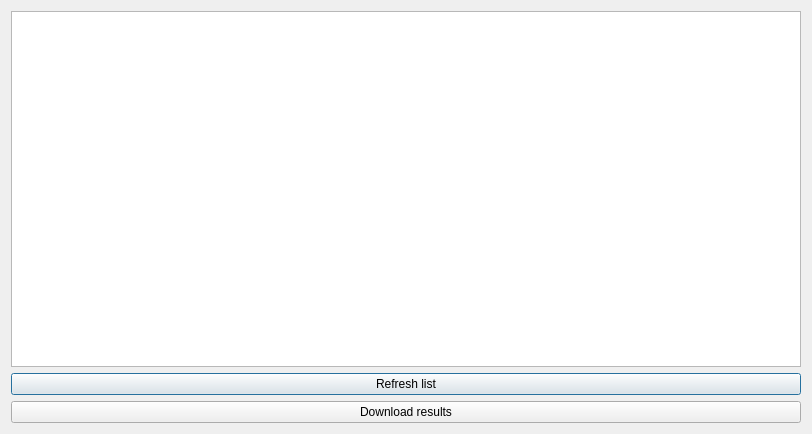
First picture: the form in LDMP/gui/DlgJobs.ui, repository ConservationInternational/trends.earth, before the edit.
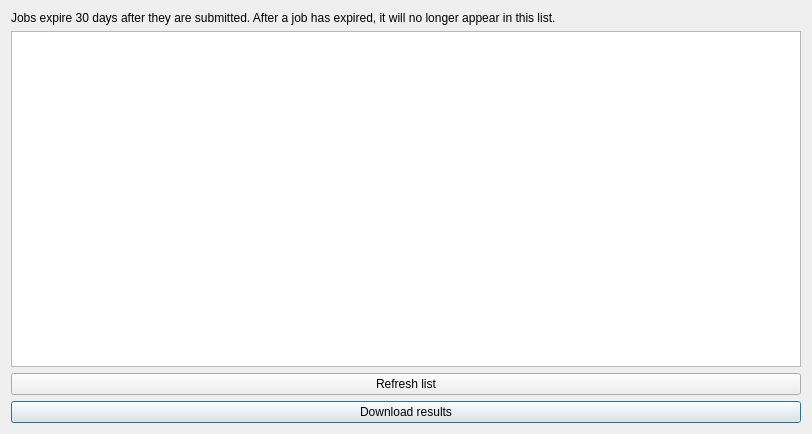
Second picture: the form after the edit.

Commit message: Filter jobs list to show only last 30 days.

```diff
--- a/LDMP/gui/DlgJobs.ui
+++ b/LDMP/gui/DlgJobs.ui
@@ -26,7 +26,7 @@
    <string>Download results from Earth Engine</string>
   </property>
   <layout class="QGridLayout" name="gridLayout">
-   <item row="0" column="0">
+   <item row="1" column="0">
     <widget class="QTableView" name="jobs_view">
      <property name="selectionBehavior">
       <enum>QAbstractItemView::SelectItems</enum>
@@ -51,20 +51,30 @@
      </attribute>
     </widget>
    </item>
-   <item row="1" column="0">
-    <widget class="QPushButton" name="refresh">
-     <property name="text">
-      <string>Refresh list</string>
-     </property>
-    </widget>
-   </item>
-   <item row="2" column="0">
+   <item row="3" column="0">
     <widget class="QPushButton" name="download">
      <property name="text">
       <string>Download results</string>
      </property>
     </widget>
    </item>
+   <item row="2" column="0">
+    <widget class="QPushButton" name="refresh">
+     <property name="text">
+      <string>Refresh list</string>
+     </property>
+    </widget>
+   </item>
+   <item row="0" column="0">
+    <widget class="QLabel" name="label">
+     <property name="text">
+      <string>Jobs expire 30 days after they are submitted. After a job has expired, it will no longer appear in this list.</string>
+     </property>
+     <property name="wordWrap">
+      <bool>true</bool>
+     </property>
+    </widget>
+   </item>
   </layout>
  </widget>
  <resources/>
```
The commit also changes 2 other files.
